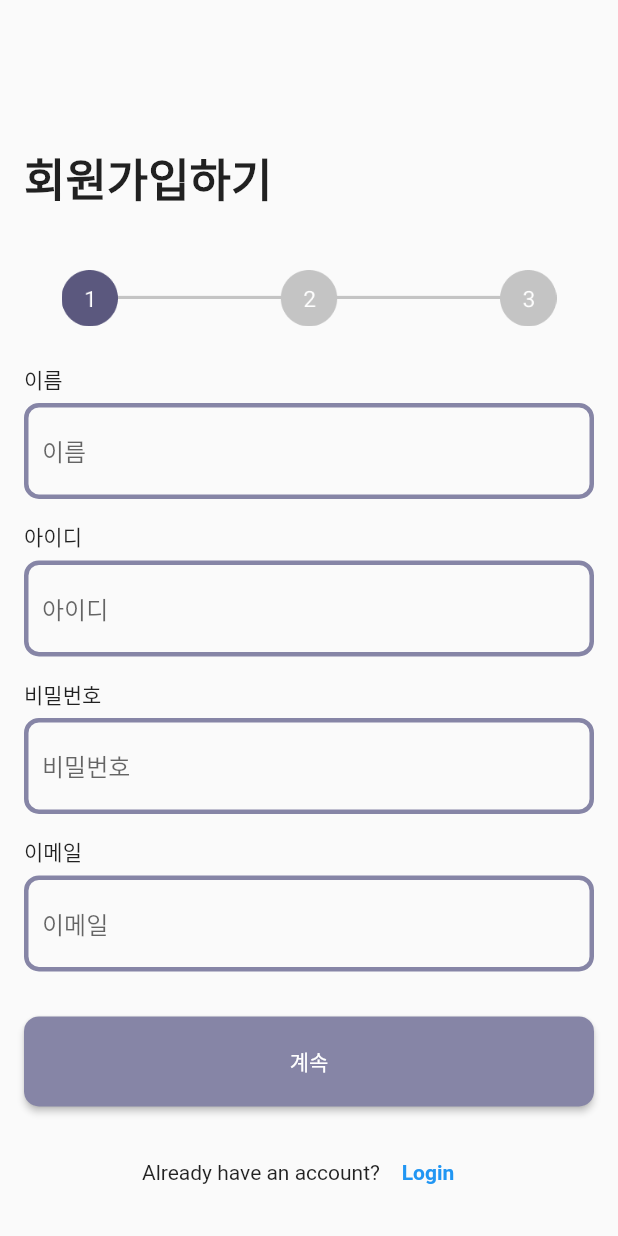
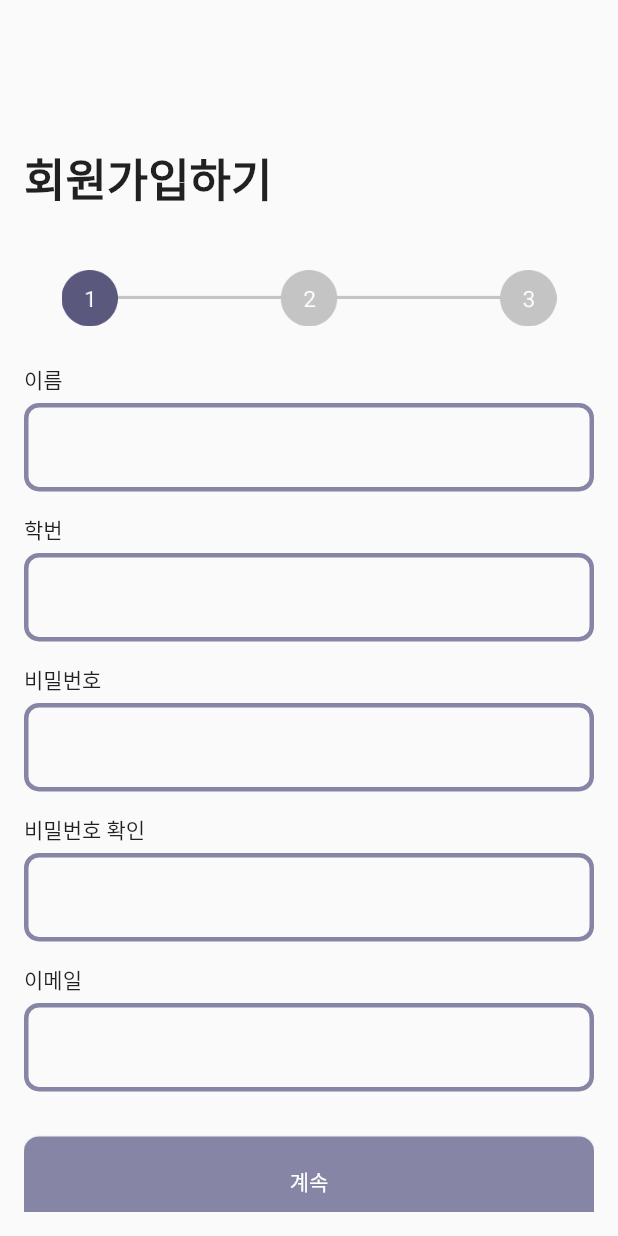
Before and after one commit to ea9gu/flutter, a Flutter app: the Signup1 screen opened directly, on a phone screen of 412 x 824 dp. Run offline on Flutter 3.47's test engine with Material 2 defaults, Android fonts, the phone set to English and light mode, and no system bars.

Commit message:
add signup validation

```diff
--- a/lib/Screens/signup1.dart
+++ b/lib/Screens/signup1.dart
@@ -4,7 +4,76 @@ import 'package:ea9/Components/next_button.dart';
 import 'package:ea9/Screens/signup2.dart';
 import 'package:flutter/material.dart';
 
-class Signup1 extends StatelessWidget {
+final InputDeco = InputDecoration(
+    enabledBorder: OutlineInputBorder(
+        borderRadius: BorderRadius.circular(10.0),
+        borderSide: BorderSide(width: 3, color: Color(0xff8685A6))),
+    focusedBorder: OutlineInputBorder(
+        borderRadius: BorderRadius.circular(10.0),
+        borderSide: BorderSide(width: 3, color: Color(0xff8685A6))));
+
+class Signup1 extends StatefulWidget {
+  @override
+  _SignUpFormState createState() => _SignUpFormState();
+}
+
+class _SignUpFormState extends State<Signup1> {
+  final _formKey = GlobalKey<FormState>();
+  String name = '';
+  int? id;
+  String password = '';
+  String password_temp = '';
+  String password_confirm = '';
+  String email = '';
+
+  //validation functions
+  String? validateName(String? value) {
+    //이름
+    if (value == null || value.isEmpty) {
+      return '이름을 입력해주세요.';
+    }
+    return null;
+  }
+
+  String? validateId(String? value) {
+    if (value == null || value.isEmpty) {
+      return '학번을 입력해주세요.';
+    }
+    final id = int.tryParse(value);
+    if (id == null || value.length != 7) {
+      return '유효한 학번을 입력해주세요.';
+    }
+    return null;
+  }
+
+  String? validatePassword(String? value) {
+    if (value == null || value.isEmpty) {
+      return '비밀번호를 입력해주세요.';
+    }
+    if (value.length < 8) {
+      return '비밀번호는 최소 8자리여야 합니다.';
+    }
+    password_temp = password;
+    return null;
+  }
+
+  String? validateConfirmPassword(String? value) {
+    if (value != password_temp) {
+      return '비밀번호가 다릅니다.';
+    }
+    return null;
+  }
+
+  String? validateEmail(String? value) {
+    if (value == null || value.isEmpty) {
+      return '이메일을 입력해주세요.';
+    }
+    if (!RegExp(r'^[\w-\.]+@([\w-]+\.)+[\w-]{2,4}$').hasMatch(value)) {
+      return '유효한 이메일을 입력해주세요.';
+    }
+    return null;
+  }
+
   @override
   Widget build(BuildContext context) {
     return Scaffold(
@@ -13,6 +82,7 @@ class Signup1 extends StatelessWidget {
       padding: const EdgeInsets.all(16.0),
       child: SingleChildScrollView(
         child: Form(
+          key: _formKey,
           child: Column(
             crossAxisAlignment: CrossAxisAlignment.start,
             children: <Widget>[
@@ -26,18 +96,69 @@ class Signup1 extends StatelessWidget {
                   child: Container(
                       margin: EdgeInsets.all(25),
                       child: Image.asset('assets/bar1.png'))),
-              InputBox(text: "이름"),
+              Text("이름"), //이름
+              SizedBox(height: 5),
+              TextFormField(
+                decoration: InputDeco,
+                validator: validateName,
+                onSaved: (value) {
+                  name = value!;
+                },
+              ),
               SizedBox(height: 15),
-              InputBox(text: "아이디"),
+              Text("학번"), //학번
+              SizedBox(height: 5),
+              TextFormField(
+                decoration: InputDeco,
+                validator: validateId,
+                onSaved: (value) {
+                  id = int.parse(value!);
+                },
+              ),
               SizedBox(height: 15),
-              InputBox(text: "비밀번호"),
+              Text("비밀번호"), //비밀번호
+              SizedBox(height: 5),
+              TextFormField(
+                decoration: InputDeco,
+                validator: validatePassword,
+                obscureText: false,
+                onSaved: (value) {
+                  password = value!;
+                },
+              ),
               SizedBox(height: 15),
-              InputBox(text: "이메일"),
+              Text("비밀번호 확인"), //비밀번호 확인
+              SizedBox(height: 5),
+              TextFormField(
+                decoration: InputDeco,
+                validator: validateConfirmPassword,
+                obscureText: false,
+                onSaved: (value) {
+                  password_confirm = value!;
+                },
+              ),
+              SizedBox(height: 15),
+              Text("이메일"), //이메일
+              SizedBox(height: 5),
+              TextFormField(
+                decoration: InputDeco,
+                validator: validateEmail,
+                onSaved: (value) {
+                  email = value!;
+                },
+              ),
               SizedBox(height: 30),
               Column(children: [
                 NextButton(
                     text: "계속",
                     onpress: () {
+                      if (_formKey.currentState!.validate()) {
+                        _formKey.currentState!.save();
+                        // 유효성 검사가 모두 통과된 경우 처리
+                        print('Name: $name');
+                        print('Username: $id');
+                        print('Password: $password');
+                        print('Email: $email');
                         Navigator.push(
                           context,
                           MaterialPageRoute(
@@ -46,6 +167,7 @@ class Signup1 extends StatelessWidget {
                             },
                           ),
                         );
+                      }
                     }),
                 SizedBox(height: 20),
                 Row(
```
Lines whose indentation alone changed are shown as unchanged.
